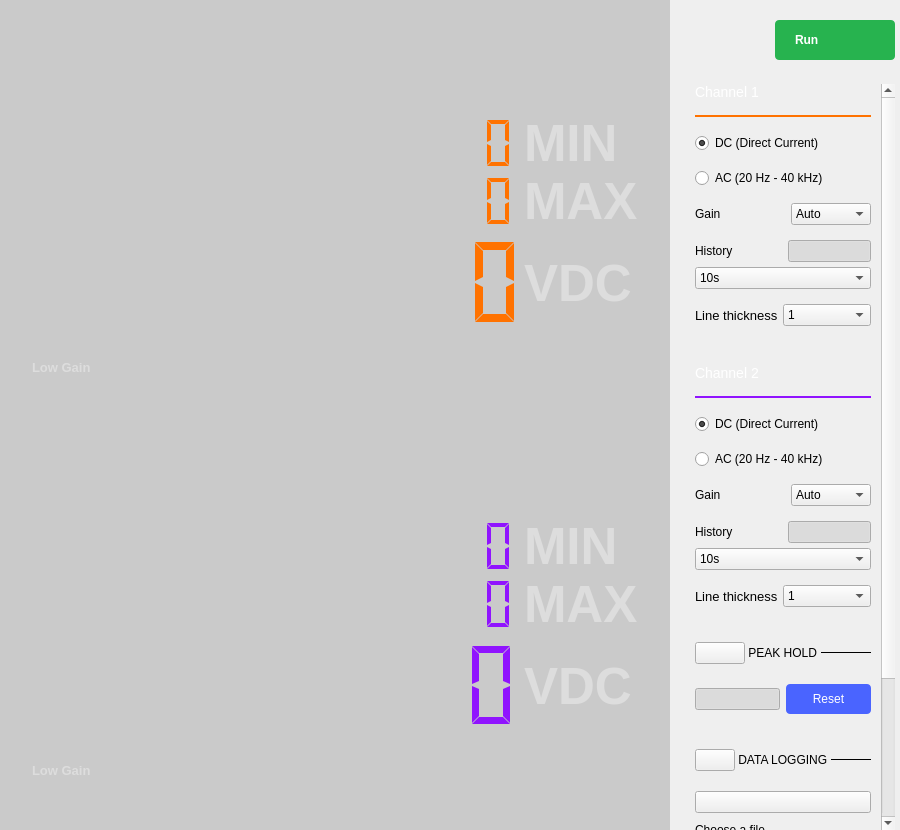
Qt form ui/dmm.ui (analogdevicesinc/scopy) before a commit.
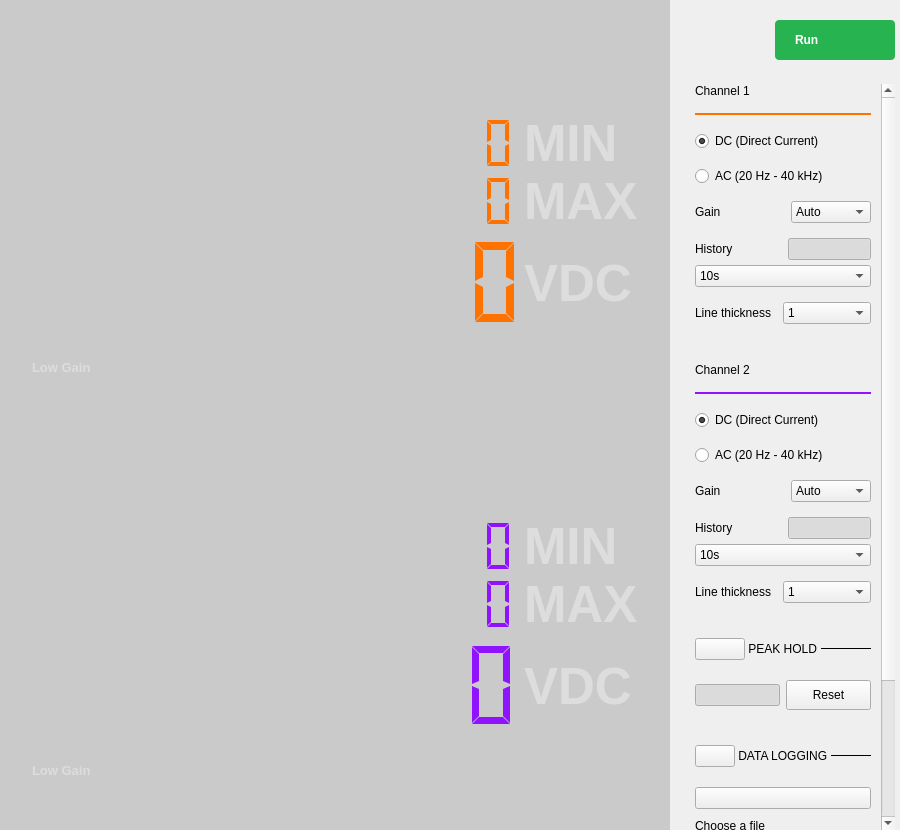
The same form after that commit. Icons and pictures are not drawn. Custom widgets are drawn as their Qt base class.

```diff
--- a/ui/dmm.ui
+++ b/ui/dmm.ui
@@ -868,13 +868,6 @@
               <verstretch>0</verstretch>
              </sizepolicy>
             </property>
-            <property name="styleSheet">
-             <string notr="true">QLabel {
-	color: white;
-	font-size:14px;
-	font-weight:normal;
-}</string>
-            </property>
             <property name="text">
              <string>Channel 1</string>
             </property>
@@ -1051,9 +1044,6 @@
               </property>
               <item>
                <widget class="QLabel" name="labelThicknessCh1">
-                <property name="styleSheet">
-                 <string notr="true">font-size: 13px;</string>
-                </property>
                 <property name="text">
                  <string>Line thickness</string>
                 </property>
@@ -1153,13 +1143,6 @@
             <property name="autoFillBackground">
              <bool>false</bool>
             </property>
-            <property name="styleSheet">
-             <string notr="true">QLabel {
-	color: white;
-	font-size:14px;
-	font-weight:normal;
-}</string>
-            </property>
             <property name="text">
              <string>Channel 2</string>
             </property>
@@ -1336,9 +1319,6 @@
               </property>
               <item>
                <widget class="QLabel" name="labelThicknessCh2">
-                <property name="styleSheet">
-                 <string notr="true">font-size: 13px;</string>
-                </property>
                 <property name="text">
                  <string>Line thickness</string>
                 </property>
@@ -1560,17 +1540,9 @@
                  <property name="styleSheet">
                   <string notr="true">QPushButton{
 height:25px;
-background-color: #4A64FF;
-border-radius: 4px;
-
 
 font-size: 12px;
 line-height: 14px;
-color: #FFFFFF;
-}
-QPushButton:hover
-{
-         background-color: #4a34ff;
 }</string>
                  </property>
                  <property name="text">
@@ -1906,17 +1878,17 @@
   </layout>
  </widget>
  <customwidgets>
-  <customwidget>
-   <class>adiscope::DetachDragZone</class>
-   <extends>QWidget</extends>
-   <header>detachdragzone.h</header>
-   <container>1</container>
-  </customwidget>
   <customwidget>
    <class>adiscope::CustomSwitch</class>
    <extends>QPushButton</extends>
    <header>customSwitch.hpp</header>
   </customwidget>
+  <customwidget>
+   <class>adiscope::DetachDragZone</class>
+   <extends>QWidget</extends>
+   <header>detachdragzone.h</header>
+   <container>1</container>
+  </customwidget>
   <customwidget>
    <class>adiscope::InstrumentNotes</class>
    <extends>QWidget</extends>
```
Left out of the diff: 37 changed lines with no effect on the pictures.
